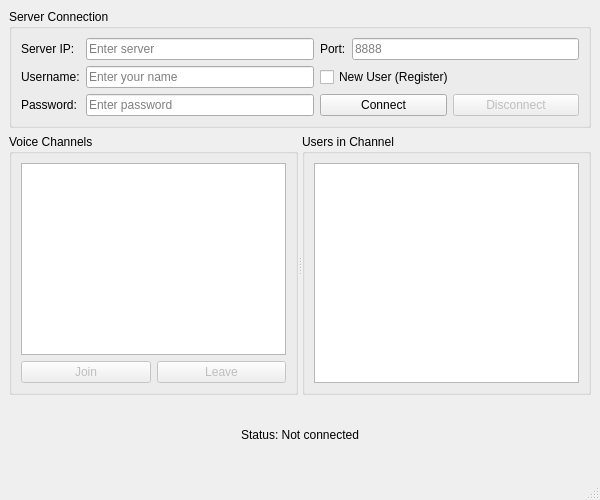
The window that ui/mainWindow/mainwindow.ui (gujial/voicePhone) describes before a commit, drawn with Qt 5.
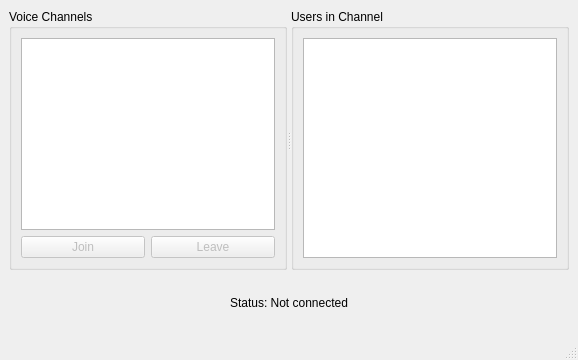
The same window after the commit.

Commit message: feat: 添加登录对话框

Diff of the .ui file:
```diff
--- a/ui/mainWindow/mainwindow.ui
+++ b/ui/mainWindow/mainwindow.ui
@@ -6,8 +6,8 @@
    <rect>
     <x>0</x>
     <y>0</y>
-    <width>600</width>
-    <height>500</height>
+    <width>578</width>
+    <height>360</height>
    </rect>
   </property>
   <property name="windowTitle">
@@ -15,105 +15,6 @@
   </property>
   <widget class="QWidget" name="centralwidget">
    <layout class="QVBoxLayout" name="verticalLayout">
-    <item>
-     <widget class="QGroupBox" name="connectionGroup">
-      <property name="title">
-       <string>Server Connection</string>
-      </property>
-      <layout class="QGridLayout" name="gridLayout">
-       <item row="0" column="0">
-        <widget class="QLabel" name="serverLabel">
-         <property name="text">
-          <string>Server IP:</string>
-         </property>
-        </widget>
-       </item>
-       <item row="0" column="1">
-        <widget class="QLineEdit" name="serverIpEdit">
-         <property name="placeholderText">
-          <string>Enter server</string>
-         </property>
-        </widget>
-       </item>
-       <item row="0" column="2">
-        <widget class="QLabel" name="portLabel">
-         <property name="text">
-          <string>Port:</string>
-         </property>
-        </widget>
-       </item>
-       <item row="0" column="3">
-        <widget class="QLineEdit" name="serverPortEdit">
-         <property name="placeholderText">
-          <string>8888</string>
-         </property>
-         <property name="maximumWidth">
-          <number>80</number>
-         </property>
-        </widget>
-       </item>
-       <item row="1" column="0">
-        <widget class="QLabel" name="usernameLabel">
-         <property name="text">
-          <string>Username:</string>
-         </property>
-        </widget>
-       </item>
-       <item row="1" column="1">
-        <widget class="QLineEdit" name="usernameEdit">
-         <property name="placeholderText">
-          <string>Enter your name</string>
-         </property>
-        </widget>
-       </item>
-       <item row="2" column="0">
-        <widget class="QLabel" name="passwordLabel">
-         <property name="text">
-          <string>Password:</string>
-         </property>
-        </widget>
-       </item>
-       <item row="2" column="1">
-        <widget class="QLineEdit" name="passwordEdit">
-         <property name="echoMode">
-          <enum>QLineEdit::Password</enum>
-         </property>
-         <property name="placeholderText">
-          <string>Enter password</string>
-         </property>
-        </widget>
-       </item>
-       <item row="1" column="2" colspan="2">
-        <widget class="QCheckBox" name="registerCheckbox">
-         <property name="text">
-          <string>New User (Register)</string>
-         </property>
-        </widget>
-       </item>
-       <item row="2" column="2" colspan="2">
-        <layout class="QHBoxLayout" name="horizontalLayout">
-         <item>
-          <widget class="QPushButton" name="connectButton">
-           <property name="text">
-            <string>Connect</string>
-           </property>
-          </widget>
-         </item>
-         <item>
-          <widget class="QPushButton" name="disconnectButton">
-           <property name="text">
-            <string>Disconnect</string>
-           </property>
-           <property name="enabled">
-            <bool>false</bool>
-           </property>
-          </widget>
-         </item>
-        </layout>
-       </item>
-      </layout>
-     </widget>
-    </item>
     <item>
      <widget class="QSplitter" name="splitter">
       <property name="orientation">
```
Left out of the diff: 20 changed lines with no effect on the pictures. The commit also changes 7 other files.
